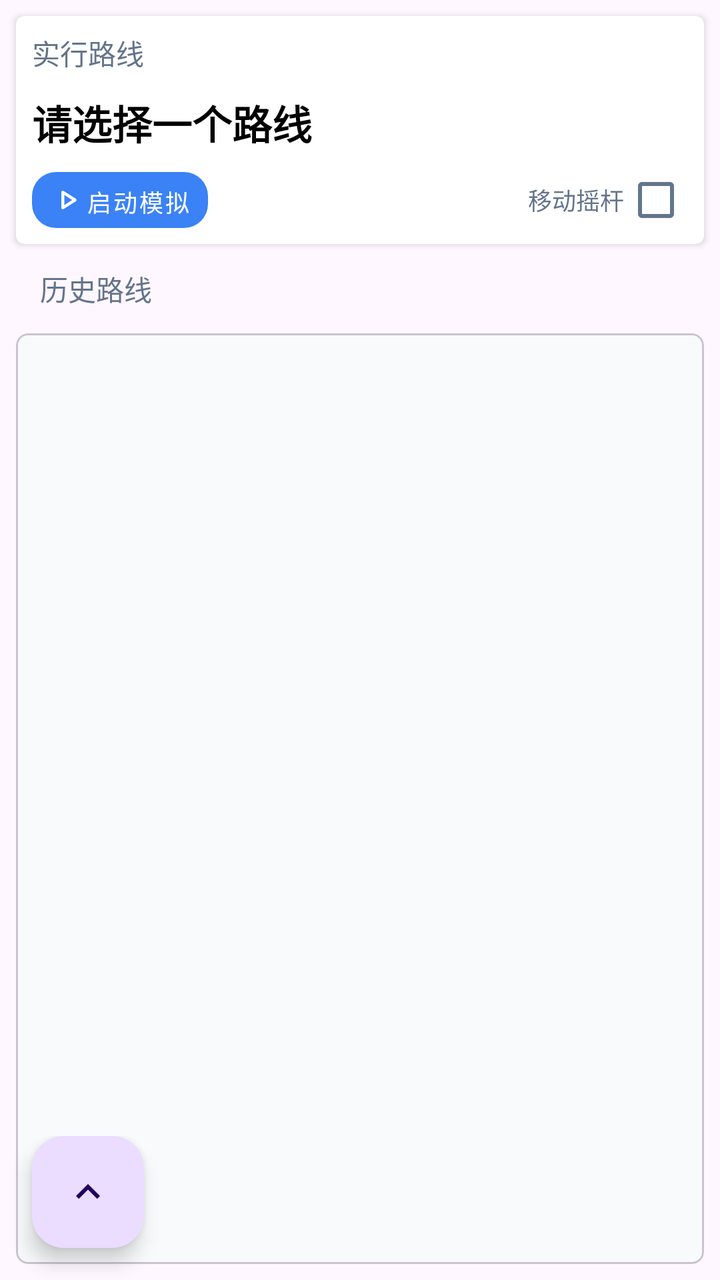
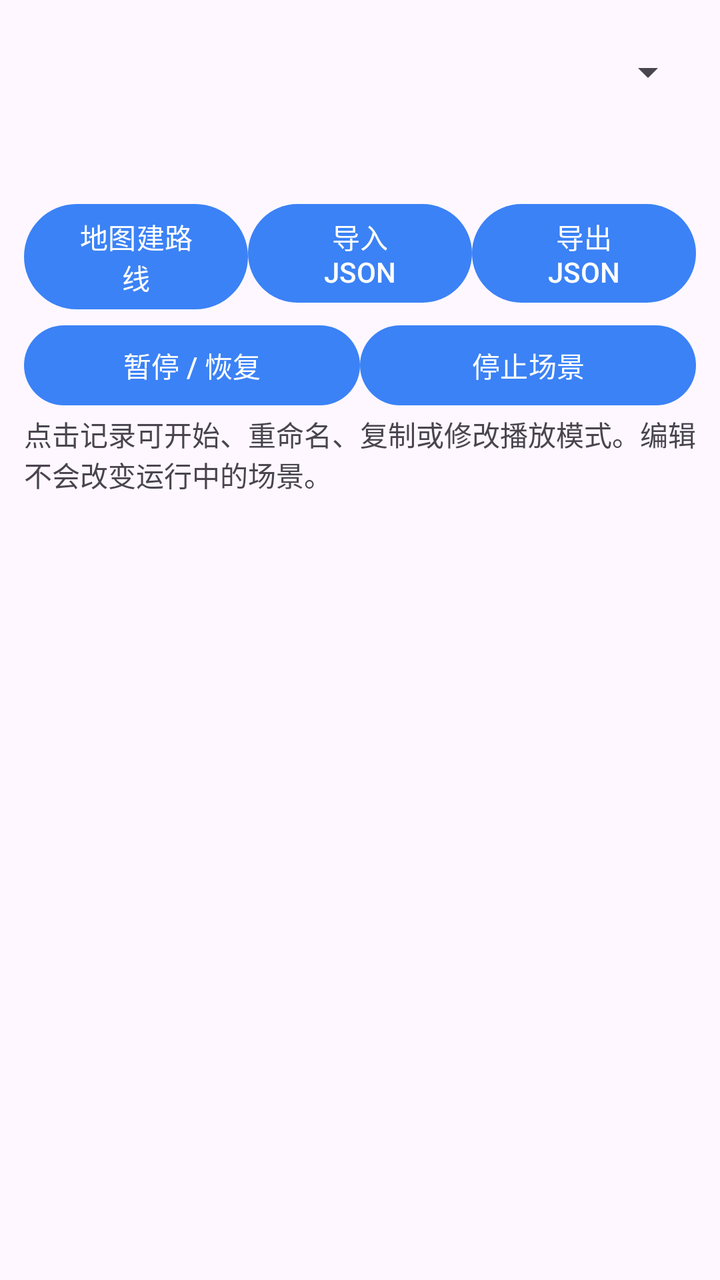

Screens rendered from an Android XML layout before and after an edit, with the pre-edit source and the edit as a unified diff.
<!-- AndroidManifest.xml: application theme AppTheme -->
<!-- res/layout/fragment_route_mock.xml -->
<?xml version="1.0" encoding="utf-8"?>
<androidx.coordinatorlayout.widget.CoordinatorLayout xmlns:android="http://schemas.android.com/apk/res/android"
    xmlns:app="http://schemas.android.com/apk/res-auto"
    xmlns:tools="http://schemas.android.com/tools"
    android:layout_width="match_parent"
    android:layout_height="match_parent"
    tools:context=".ui.mock.MockFragment">

    <LinearLayout
        android:layout_width="match_parent"
        android:layout_height="match_parent"
        android:orientation="vertical">

        <androidx.cardview.widget.CardView
            android:id="@+id/mock_location_card"
            android:layout_width="match_parent"
            android:layout_height="wrap_content"
            app:cardCornerRadius="4dp"
            android:layout_margin="8dp"
            app:cardPreventCornerOverlap="false"
            app:contentPadding="8dp">

            <LinearLayout
                android:layout_width="match_parent"
                android:layout_height="wrap_content"
                android:orientation="vertical">

                <TextView
                    android:layout_width="match_parent"
                    android:layout_height="wrap_content"
                    android:textColor="@color/lse_mini_title_color"
                    android:textAppearance="@style/TextAppearance.AppCompat.Inverse"
                    android:text="@string/target_route"/>

                <LinearLayout
                    android:layout_width="match_parent"
                    android:layout_height="wrap_content"
                    android:layout_marginTop="10dp"
                    android:layout_marginBottom="10dp"
                    android:orientation="vertical">

                    <TextView
                        android:id="@+id/mock_route_name"
                        android:layout_width="match_parent"
                        android:layout_height="wrap_content"
                        android:text="@string/none_route"
                        android:textAppearance="@style/TextAppearance.AppCompat.Title"
                        android:textColor="@color/black"
                        android:textStyle="bold" />
                </LinearLayout>

                <LinearLayout
                    android:layout_width="match_parent"
                    android:layout_height="wrap_content"
                    android:baselineAligned="false"
                    android:orientation="horizontal">

                    <LinearLayout
                        android:layout_width="0dp"
                        android:layout_height="wrap_content"
                        android:layout_weight="1">

                        <com.google.android.material.button.MaterialButton
                            android:id="@+id/switch_mock"
                            android:layout_width="wrap_content"
                            android:layout_height="28dp"
                            android:textColor="@color/white"
                            android:text="@string/start_mock"
                            style="@style/Widget.MaterialComponents.Button.UnelevatedButton"
                            android:insetRight="0dp"
                            android:insetLeft="0dp"
                            android:insetTop="0dp"
                            android:insetBottom="0dp"
                            android:textSize="12sp"
                            app:icon="@drawable/rounded_play_arrow_24"
                            app:iconGravity="textStart"
                            app:iconPadding="0dp"
                            android:padding="6dp"
                            app:iconTint="@color/white"
                            app:cornerRadius="12dp"/>

                    </LinearLayout>

                    <LinearLayout
                        android:layout_width="0dp"
                        android:layout_weight="1"
                        android:layout_height="match_parent"
                        android:gravity="end|center">

                        <CheckedTextView
                            android:id="@+id/rocker"
                            android:layout_width="wrap_content"
                            android:layout_height="wrap_content"
                            android:checkMark="?android:attr/listChoiceIndicatorMultiple"
                            android:checkMarkTint="@color/lse_mock_off"
                            android:checked="false"
                            android:gravity="center"
                            android:text="@string/rocker"
                            android:textColor="@color/lse_mock_off"
                            android:textSize="12sp" />
                    </LinearLayout>
                </LinearLayout>

            </LinearLayout>
        </androidx.cardview.widget.CardView>

        <TextView
            android:layout_width="match_parent"
            android:layout_height="wrap_content"
            android:layout_marginTop="4dp"
            android:layout_marginLeft="20dp"
            android:layout_marginRight="20dp"
            android:layout_marginBottom="4dp"
            android:textAppearance="@style/TextAppearance.AppCompat.Inverse"
            android:textColor="@color/lse_mini_title_color"
            android:text="@string/history_route"/>

        <com.google.android.material.card.MaterialCardView
            android:layout_width="match_parent"
            android:layout_height="match_parent"
            android:layout_margin="8dp"
            app:cardCornerRadius="6dp"
            app:cardPreventCornerOverlap="false"
            app:contentPadding="8dp">

            <androidx.recyclerview.widget.RecyclerView
                android:id="@+id/historical_route_list"
                android:layout_width="match_parent"
                android:layout_height="match_parent"/>

        </com.google.android.material.card.MaterialCardView>

    </LinearLayout>

    <com.google.android.material.floatingactionbutton.FloatingActionButton
        android:id="@+id/fab_mock_location"
        android:layout_width="wrap_content"
        android:layout_height="wrap_content"
        android:layout_marginBottom="@dimen/fab_margin"
        android:layout_marginEnd="@dimen/fab_margin"
        android:contentDescription="@string/follow_location"
        app:srcCompat="@drawable/sharp_location_off_24"
        android:backgroundTint="@color/lse_mock_off"
        android:tint="@color/lse_appbar_color"
        app:fabSize="auto"
        android:visibility="gone"
        android:layout_gravity="bottom|end"/>


    <LinearLayout
        android:layout_width="match_parent"
        android:layout_height="wrap_content"
        android:layout_gravity="bottom|start">
        <com.google.android.material.floatingactionbutton.FloatingActionButton
            android:id="@+id/fab"
            android:layout_width="wrap_content"
            android:layout_height="wrap_content"
            android:layout_marginStart="@dimen/fab_margin"
            android:layout_marginBottom="@dimen/fab_margin"
            android:importantForAccessibility="no"
            app:srcCompat="@drawable/baseline_keyboard_arrow_up_24"
            app:fabSize="normal"/>
        <LinearLayout
            android:layout_width="match_parent"
            android:layout_height="wrap_content"
            android:layout_gravity="center"
            android:orientation="horizontal">

            <com.google.android.material.floatingactionbutton.FloatingActionButton
                android:id="@+id/fab_add_route"
                android:layout_width="wrap_content"
                android:layout_height="wrap_content"
                android:layout_marginBottom="@dimen/fab_margin"
                android:contentDescription="@string/add_route"
                android:visibility="gone"
                app:srcCompat="@drawable/baseline_route_24"
                app:fabSize="mini"/>
        </LinearLayout>
    </LinearLayout>

</androidx.coordinatorlayout.widget.CoordinatorLayout>
<!-- resources referenced by this layout -->
<resources>
  <color name="black">#FF000000</color>
  <color name="lse_appbar_color">#FFFFFF</color>
  <color name="lse_mini_title_color">#64748B</color>
  <color name="lse_mock_off">#64748B</color>
  <color name="white">#FFFFFFFF</color>
  <dimen name="fab_margin">16dp</dimen>
  <!-- drawable baseline_keyboard_arrow_up_24 (drawable) -->
  <vector xmlns:android="http://schemas.android.com/apk/res/android" android:autoMirrored="true" android:height="24dp" android:tint="#FFFFFF" android:viewportHeight="24" android:viewportWidth="24" android:width="24dp">
        
      <path android:fillColor="@android:color/white" android:pathData="M7.41,15.41L12,10.83l4.59,4.58L18,14l-6,-6 -6,6z"/>
      
  </vector>
  <!-- drawable baseline_route_24 (drawable) -->
  <vector xmlns:android="http://schemas.android.com/apk/res/android"
      android:width="24dp"
      android:height="24dp"
      android:viewportWidth="1024"
      android:viewportHeight="1024">
    <path
        android:pathData="M832,640h-192c-35.2,0 -64,-28.8 -64,-64s28.8,-64 64,-64h192s192,-214 192,-320 -86,-192 -192,-192 -192,86 -192,192c0,51 44.4,126.8 90.6,192L640,384c-105.8,0 -192,86.2 -192,192s86.2,192 192,192h192c35.2,0 64,28.8 64,64s-28.8,64 -64,64L371,896c-32,49.6 -67.6,95.4 -94.6,128L832,1024c105.8,0 192,-86.2 192,-192s-86.2,-192 -192,-192zM832,128c35.4,0 64,28.6 64,64s-28.6,64 -64,64 -64,-28.6 -64,-64 28.6,-64 64,-64zM192,512c-106,0 -192,86 -192,192s192,320 192,320 192,-214 192,-320 -86,-192 -192,-192zM192,768c-35.4,0 -64,-28.6 -64,-64s28.6,-64 64,-64 64,28.6 64,64 -28.6,64 -64,64z"
        android:fillColor="#ffffff"/>
  </vector>
  <!-- drawable rounded_play_arrow_24 (drawable) -->
  <vector xmlns:android="http://schemas.android.com/apk/res/android" android:autoMirrored="true" android:height="24dp" android:tint="#FFFFFF" android:viewportHeight="960" android:viewportWidth="960" android:width="24dp">
        
      <path android:fillColor="@android:color/white" android:pathData="M320,687L320,273Q320,256 332,244.5Q344,233 360,233Q365,233 370.5,234.5Q376,236 381,239L707,446Q716,452 720.5,461Q725,470 725,480Q725,490 720.5,499Q716,508 707,514L381,721Q376,724 370.5,725.5Q365,727 360,727Q344,727 332,715.5Q320,704 320,687ZM400,480L400,480L400,480L400,480ZM400,614L610,480L400,346L400,614Z"/>
      
  </vector>
  <!-- drawable sharp_location_off_24 (drawable) -->
  <vector xmlns:android="http://schemas.android.com/apk/res/android" android:autoMirrored="true" android:height="24dp" android:tint="#FFFFFF" android:viewportHeight="24" android:viewportWidth="24" android:width="24dp">
        
      <path android:fillColor="@android:color/white" android:pathData="M3.41,2.86L2,4.27l3.18,3.18C5.07,7.95 5,8.47 5,9c0,5.25 7,13 7,13s1.67,-1.85 3.38,-4.35L18.73,21l1.41,-1.41L3.41,2.86zM12,2c-1.84,0 -3.5,0.71 -4.75,1.86l3.19,3.19c0.43,-0.34 0.97,-0.55 1.56,-0.55 1.38,0 2.5,1.12 2.5,2.5 0,0.59 -0.21,1.13 -0.56,1.56l3.55,3.55C18.37,12.36 19,10.57 19,9c0,-3.87 -3.13,-7 -7,-7z"/>
      
  </vector>
  <string name="add_route">创建路线</string>
  <string name="follow_location">镜头跟随</string>
  <string name="history_route">历史路线</string>
  <string name="none_route">请选择一个路线</string>
  <string name="rocker">移动摇杆</string>
  <string name="start_mock">启动模拟</string>
  <string name="target_route">实行路线</string>
  <color name="primary">#3B82F6</color>
  <color name="primary_dark">#1D4ED8</color>
  <color name="accent">#4F46E5</color>
  <color name="surface">#F8FAFC</color>
  <color name="text_primary">#0F172A</color>
  <!-- unchanged entries left out for length: 1 -->
</resources>

<!-- the commit's change to res/layout/fragment_route_mock.xml (unified diff, before → after) -->
@@ -1,181 +1,18 @@
 <?xml version="1.0" encoding="utf-8"?>
-<androidx.coordinatorlayout.widget.CoordinatorLayout xmlns:android="http://schemas.android.com/apk/res/android"
-    xmlns:app="http://schemas.android.com/apk/res-auto"
-    xmlns:tools="http://schemas.android.com/tools"
-    android:layout_width="match_parent"
-    android:layout_height="match_parent"
-    tools:context=".ui.mock.MockFragment">
-
-    <LinearLayout
-        android:layout_width="match_parent"
-        android:layout_height="match_parent"
-        android:orientation="vertical">
-
-        <androidx.cardview.widget.CardView
-            android:id="@+id/mock_location_card"
-            android:layout_width="match_parent"
-            android:layout_height="wrap_content"
-            app:cardCornerRadius="4dp"
-            android:layout_margin="8dp"
-            app:cardPreventCornerOverlap="false"
-            app:contentPadding="8dp">
-
-            <LinearLayout
-                android:layout_width="match_parent"
-                android:layout_height="wrap_content"
-                android:orientation="vertical">
-
-                <TextView
-                    android:layout_width="match_parent"
-                    android:layout_height="wrap_content"
-                    android:textColor="@color/lse_mini_title_color"
-                    android:textAppearance="@style/TextAppearance.AppCompat.Inverse"
-                    android:text="@string/target_route"/>
-
-                <LinearLayout
-                    android:layout_width="match_parent"
-                    android:layout_height="wrap_content"
-                    android:layout_marginTop="10dp"
-                    android:layout_marginBottom="10dp"
-                    android:orientation="vertical">
-
-                    <TextView
-                        android:id="@+id/mock_route_name"
-                        android:layout_width="match_parent"
-                        android:layout_height="wrap_content"
-                        android:text="@string/none_route"
-                        android:textAppearance="@style/TextAppearance.AppCompat.Title"
-                        android:textColor="@color/black"
-                        android:textStyle="bold" />
-                </LinearLayout>
-
-                <LinearLayout
-                    android:layout_width="match_parent"
-                    android:layout_height="wrap_content"
-                    android:baselineAligned="false"
-                    android:orientation="horizontal">
-
-                    <LinearLayout
-                        android:layout_width="0dp"
-                        android:layout_height="wrap_content"
-                        android:layout_weight="1">
-
-                        <com.google.android.material.button.MaterialButton
-                            android:id="@+id/switch_mock"
-                            android:layout_width="wrap_content"
-                            android:layout_height="28dp"
-                            android:textColor="@color/white"
-                            android:text="@string/start_mock"
-                            style="@style/Widget.MaterialComponents.Button.UnelevatedButton"
-                            android:insetRight="0dp"
-                            android:insetLeft="0dp"
-                            android:insetTop="0dp"
-                            android:insetBottom="0dp"
-                            android:textSize="12sp"
-                            app:icon="@drawable/rounded_play_arrow_24"
-                            app:iconGravity="textStart"
-                            app:iconPadding="0dp"
-                            android:padding="6dp"
-                            app:iconTint="@color/white"
-                            app:cornerRadius="12dp"/>
-
-                    </LinearLayout>
-
-                    <LinearLayout
-                        android:layout_width="0dp"
-                        android:layout_weight="1"
-                        android:layout_height="match_parent"
-                        android:gravity="end|center">
-
-                        <CheckedTextView
-                            android:id="@+id/rocker"
-                            android:layout_width="wrap_content"
-                            android:layout_height="wrap_content"
-                            android:checkMark="?android:attr/listChoiceIndicatorMultiple"
-                            android:checkMarkTint="@color/lse_mock_off"
-                            android:checked="false"
-                            android:gravity="center"
-                            android:text="@string/rocker"
-                            android:textColor="@color/lse_mock_off"
-                            android:textSize="12sp" />
-                    </LinearLayout>
-                </LinearLayout>
-
-            </LinearLayout>
-        </androidx.cardview.widget.CardView>
-
-        <TextView
-            android:layout_width="match_parent"
-            android:layout_height="wrap_content"
-            android:layout_marginTop="4dp"
-            android:layout_marginLeft="20dp"
-            android:layout_marginRight="20dp"
-            android:layout_marginBottom="4dp"
-            android:textAppearance="@style/TextAppearance.AppCompat.Inverse"
-            android:textColor="@color/lse_mini_title_color"
-            android:text="@string/history_route"/>
-
-        <com.google.android.material.card.MaterialCardView
-            android:layout_width="match_parent"
-            android:layout_height="match_parent"
-            android:layout_margin="8dp"
-            app:cardCornerRadius="6dp"
-            app:cardPreventCornerOverlap="false"
-            app:contentPadding="8dp">
-
-            <androidx.recyclerview.widget.RecyclerView
-                android:id="@+id/historical_route_list"
-                android:layout_width="match_parent"
-                android:layout_height="match_parent"/>
-
-        </com.google.android.material.card.MaterialCardView>
-
+<LinearLayout xmlns:android="http://schemas.android.com/apk/res/android" android:layout_width="match_parent"
+    android:layout_height="match_parent" android:orientation="vertical" android:padding="12dp">
+    <Spinner android:id="@+id/library_kind" android:layout_width="match_parent" android:layout_height="48dp" android:contentDescription="资料库类型" />
+    <TextView android:id="@+id/library_status" android:layout_width="match_parent" android:layout_height="wrap_content" />
+    <TextView android:id="@+id/runtime_status" android:layout_width="match_parent" android:layout_height="wrap_content" />
+    <LinearLayout android:layout_width="match_parent" android:layout_height="wrap_content" android:orientation="horizontal">
+        <Button android:id="@+id/add_route" android:layout_width="0dp" android:layout_height="wrap_content" android:layout_weight="1" android:text="地图建路线" />
+        <Button android:id="@+id/import_library" android:layout_width="0dp" android:layout_height="wrap_content" android:layout_weight="1" android:text="导入 JSON" />
+        <Button android:id="@+id/export_library" android:layout_width="0dp" android:layout_height="wrap_content" android:layout_weight="1" android:text="导出 JSON" />
     </LinearLayout>
-
-    <com.google.android.material.floatingactionbutton.FloatingActionButton
-        android:id="@+id/fab_mock_location"
-        android:layout_width="wrap_content"
-        android:layout_height="wrap_content"
-        android:layout_marginBottom="@dimen/fab_margin"
-        android:layout_marginEnd="@dimen/fab_margin"
-        android:contentDescription="@string/follow_location"
-        app:srcCompat="@drawable/sharp_location_off_24"
-        android:backgroundTint="@color/lse_mock_off"
-        android:tint="@color/lse_appbar_color"
-        app:fabSize="auto"
-        android:visibility="gone"
-        android:layout_gravity="bottom|end"/>
-
-
-    <LinearLayout
-        android:layout_width="match_parent"
-        android:layout_height="wrap_content"
-        android:layout_gravity="bottom|start">
-        <com.google.android.material.floatingactionbutton.FloatingActionButton
-            android:id="@+id/fab"
-            android:layout_width="wrap_content"
-            android:layout_height="wrap_content"
-            android:layout_marginStart="@dimen/fab_margin"
-            android:layout_marginBottom="@dimen/fab_margin"
-            android:importantForAccessibility="no"
-            app:srcCompat="@drawable/baseline_keyboard_arrow_up_24"
-            app:fabSize="normal"/>
-        <LinearLayout
-            android:layout_width="match_parent"
-            android:layout_height="wrap_content"
-            android:layout_gravity="center"
-            android:orientation="horizontal">
-
-            <com.google.android.material.floatingactionbutton.FloatingActionButton
-                android:id="@+id/fab_add_route"
-                android:layout_width="wrap_content"
-                android:layout_height="wrap_content"
-                android:layout_marginBottom="@dimen/fab_margin"
-                android:contentDescription="@string/add_route"
-                android:visibility="gone"
-                app:srcCompat="@drawable/baseline_route_24"
-                app:fabSize="mini"/>
-        </LinearLayout>
+    <LinearLayout android:layout_width="match_parent" android:layout_height="wrap_content" android:orientation="horizontal">
+        <Button android:id="@+id/pause_resume" android:layout_width="0dp" android:layout_height="wrap_content" android:layout_weight="1" android:text="暂停 / 恢复" />
+        <Button android:id="@+id/stop_scene" android:layout_width="0dp" android:layout_height="wrap_content" android:layout_weight="1" android:text="停止场景" />
     </LinearLayout>
-
-</androidx.coordinatorlayout.widget.CoordinatorLayout>
+    <TextView android:layout_width="match_parent" android:layout_height="wrap_content" android:text="点击记录可开始、重命名、复制或修改播放模式。编辑不会改变运行中的场景。" />
+    <ListView android:id="@+id/library_items" android:layout_width="match_parent" android:layout_height="0dp" android:layout_weight="1" />
+</LinearLayout>
<!-- resource entries referenced after the edit -->
@@ -1,46 +1,6 @@
 <!-- resources referenced by this layout -->
 <resources>
-  <color name="black">#FF000000</color>
-  <color name="lse_appbar_color">#FFFFFF</color>
-  <color name="lse_mini_title_color">#64748B</color>
-  <color name="lse_mock_off">#64748B</color>
   <color name="white">#FFFFFFFF</color>
-  <dimen name="fab_margin">16dp</dimen>
-  <!-- drawable baseline_keyboard_arrow_up_24 (drawable) -->
-  <vector xmlns:android="http://schemas.android.com/apk/res/android" android:autoMirrored="true" android:height="24dp" android:tint="#FFFFFF" android:viewportHeight="24" android:viewportWidth="24" android:width="24dp">
-        
-      <path android:fillColor="@android:color/white" android:pathData="M7.41,15.41L12,10.83l4.59,4.58L18,14l-6,-6 -6,6z"/>
-      
-  </vector>
-  <!-- drawable baseline_route_24 (drawable) -->
-  <vector xmlns:android="http://schemas.android.com/apk/res/android"
-      android:width="24dp"
-      android:height="24dp"
-      android:viewportWidth="1024"
-      android:viewportHeight="1024">
-    <path
-        android:pathData="M832,640h-192c-35.2,0 -64,-28.8 -64,-64s28.8,-64 64,-64h192s192,-214 192,-320 -86,-192 -192,-192 -192,86 -192,192c0,51 44.4,126.8 90.6,192L640,384c-105.8,0 -192,86.2 -192,192s86.2,192 192,192h192c35.2,0 64,28.8 64,64s-28.8,64 -64,64L371,896c-32,49.6 -67.6,95.4 -94.6,128L832,1024c105.8,0 192,-86.2 192,-192s-86.2,-192 -192,-192zM832,128c35.4,0 64,28.6 64,64s-28.6,64 -64,64 -64,-28.6 -64,-64 28.6,-64 64,-64zM192,512c-106,0 -192,86 -192,192s192,320 192,320 192,-214 192,-320 -86,-192 -192,-192zM192,768c-35.4,0 -64,-28.6 -64,-64s28.6,-64 64,-64 64,28.6 64,64 -28.6,64 -64,64z"
-        android:fillColor="#ffffff"/>
-  </vector>
-  <!-- drawable rounded_play_arrow_24 (drawable) -->
-  <vector xmlns:android="http://schemas.android.com/apk/res/android" android:autoMirrored="true" android:height="24dp" android:tint="#FFFFFF" android:viewportHeight="960" android:viewportWidth="960" android:width="24dp">
-        
-      <path android:fillColor="@android:color/white" android:pathData="M320,687L320,273Q320,256 332,244.5Q344,233 360,233Q365,233 370.5,234.5Q376,236 381,239L707,446Q716,452 720.5,461Q725,470 725,480Q725,490 720.5,499Q716,508 707,514L381,721Q376,724 370.5,725.5Q365,727 360,727Q344,727 332,715.5Q320,704 320,687ZM400,480L400,480L400,480L400,480ZM400,614L610,480L400,346L400,614Z"/>
-      
-  </vector>
-  <!-- drawable sharp_location_off_24 (drawable) -->
-  <vector xmlns:android="http://schemas.android.com/apk/res/android" android:autoMirrored="true" android:height="24dp" android:tint="#FFFFFF" android:viewportHeight="24" android:viewportWidth="24" android:width="24dp">
-        
-      <path android:fillColor="@android:color/white" android:pathData="M3.41,2.86L2,4.27l3.18,3.18C5.07,7.95 5,8.47 5,9c0,5.25 7,13 7,13s1.67,-1.85 3.38,-4.35L18.73,21l1.41,-1.41L3.41,2.86zM12,2c-1.84,0 -3.5,0.71 -4.75,1.86l3.19,3.19c0.43,-0.34 0.97,-0.55 1.56,-0.55 1.38,0 2.5,1.12 2.5,2.5 0,0.59 -0.21,1.13 -0.56,1.56l3.55,3.55C18.37,12.36 19,10.57 19,9c0,-3.87 -3.13,-7 -7,-7z"/>
-      
-  </vector>
-  <string name="add_route">创建路线</string>
-  <string name="follow_location">镜头跟随</string>
-  <string name="history_route">历史路线</string>
-  <string name="none_route">请选择一个路线</string>
-  <string name="rocker">移动摇杆</string>
-  <string name="start_mock">启动模拟</string>
-  <string name="target_route">实行路线</string>
   <color name="primary">#3B82F6</color>
   <color name="primary_dark">#1D4ED8</color>
   <color name="accent">#4F46E5</color>
